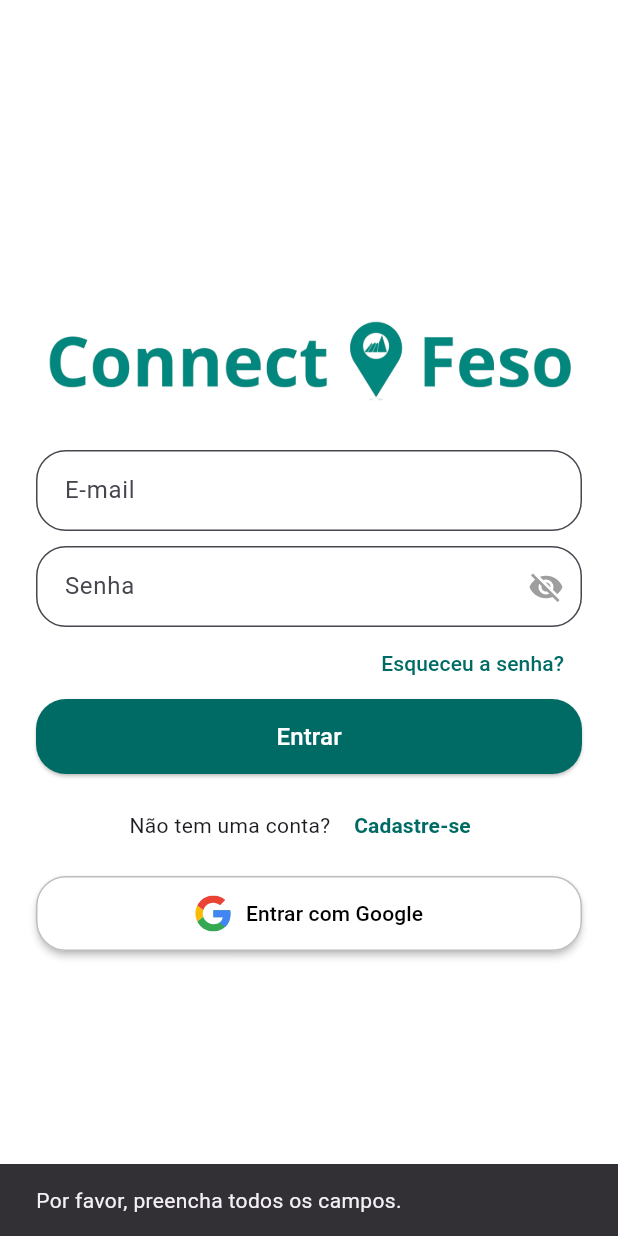
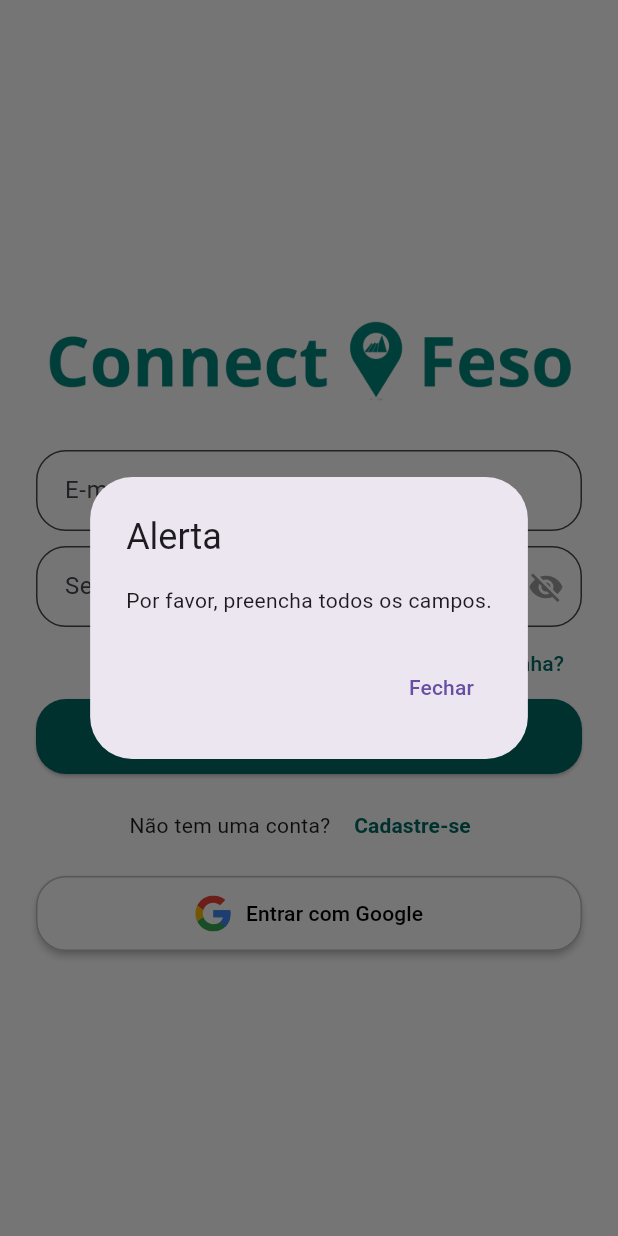
Before and after one commit to hugohvm25/connectfeso, a Flutter app: the screen it shows after launch, after a tap on "Entrar", on a phone screen of 412 x 824 dp. Run offline on Flutter 3.47's test engine with Material 3 defaults, Android fonts, the phone set to English and light mode, and no system bars; our stand-ins replace firebase_auth, firebase_core, flutter_svg, google_sign_in, lottie; accounts and stored records are empty.

Commit message:
troca da notificação para alerta

```diff
--- a/lib/screens/login_screen.dart
+++ b/lib/screens/login_screen.dart
@@ -24,7 +24,7 @@ class _LoginScreenState extends State<LoginScreen> {
     try {
       if (_emailController.text.trim().isEmpty ||
           _passwordController.text.trim().isEmpty) {
-        _showSnackBar('Por favor, preencha todos os campos.');
+        _showAlertDialog('Por favor, preencha todos os campos.');
         return;
       }
 
@@ -33,13 +33,13 @@ class _LoginScreenState extends State<LoginScreen> {
         password: _passwordController.text.trim(),
       );
 
-      _showSnackBar('Login bem-sucedido!');
+      _showAlertDialog('Login bem-sucedido!');
       Navigator.pushReplacement(
         context,
         MaterialPageRoute(builder: (context) => HomeScreen()),
       );
     } catch (e) {
-      _showSnackBar('Erro ao fazer login: $e');
+      _showAlertDialog('Erro ao fazer login: $e');
     }
   }
 
@@ -57,22 +57,42 @@ class _LoginScreenState extends State<LoginScreen> {
       );
 
       await _auth.signInWithCredential(credential);
-      _showSnackBar('Login com Google bem-sucedido!');
+      _showAlertDialog('Login com Google bem-sucedido!');
 
       Navigator.pushReplacement(
         context,
         MaterialPageRoute(builder: (context) => HomeScreen()),
       );
     } catch (e) {
-      _showSnackBar('Erro ao fazer login com Google: $e');
+      _showAlertDialog('Erro ao fazer login com Google: $e');
     }
   }
 
-  void _showSnackBar(String message) {
-    ScaffoldMessenger.of(context).showSnackBar(
-      SnackBar(content: Text(message)),
+  // void _showAlertDialog(String message) {
+  //   ScaffoldMessenger.of(context).showSnackBar(
+  //     SnackBar(content: Text(message)),
+  //   );
+  // }
+  void _showAlertDialog(String message) {
+    showDialog(
+      context: context,
+      builder: (BuildContext context) {
+        return AlertDialog(
+          title: Text("Alerta"),
+          content: Text(message),
+          actions: <Widget>[
+            TextButton(
+              onPressed: () {
+                Navigator.of(context).pop();
+              },
+              child: Text("Fechar"),
+            ),
+          ],
+        );
+      },
     );
   }
+
 
   @override
   Widget build(BuildContext context) {
```
